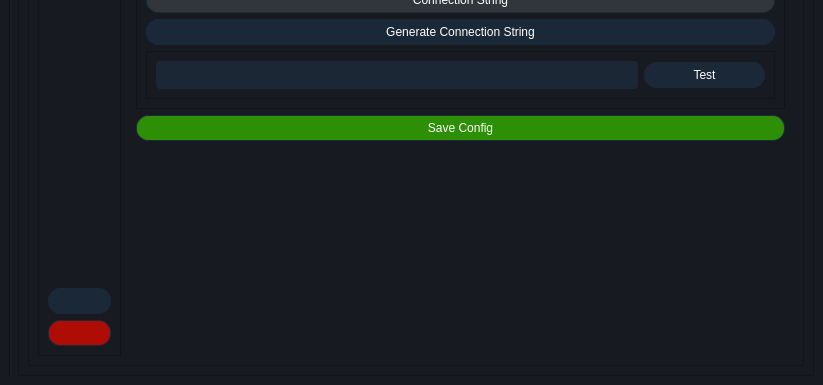
This is UI/base_qt_ui/MainWindow_multiPage.ui in thatStrangeGuy/AutoDoc_Parser as Qt 5 draws it before an edit; both pictures show x 0 to 823 and y 337 to 722 of the 823 by 722 pixel window. The edited form follows.
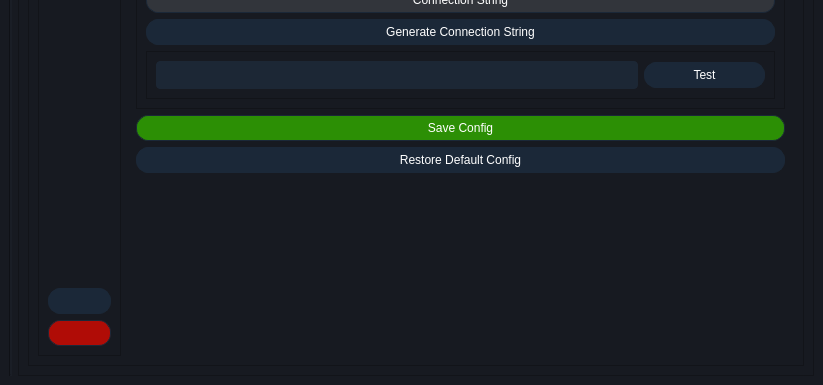
This is the edited form. The open tabs and pages were chosen to show the change. Icons and pictures are not drawn.

Commit message: approved msg controller, created Function wrapper and config controller, also MainWindow gets further update for fist page logic

Diff of the .ui file:
```diff
--- a/UI/base_qt_ui/MainWindow_multiPage.ui
+++ b/UI/base_qt_ui/MainWindow_multiPage.ui
@@ -1999,6 +1999,23 @@
                 </property>
                </widget>
               </item>
+              <item>
+               <widget class="QPushButton" name="DatabaseEditRestoreDefault_Button">
+                <property name="sizePolicy">
+                 <sizepolicy hsizetype="Preferred" vsizetype="Fixed">
+                  <horstretch>2</horstretch>
+                  <verstretch>0</verstretch>
+                 </sizepolicy>
+                </property>
+                <property name="text">
+                 <string>Restore Default Config</string>
+                </property>
+                <property name="icon">
+                 <iconset resource="icons.qrc">
+                  <normaloff>:/file_open/icons/icons8-reload-100.png</normaloff>:/file_open/icons/icons8-reload-100.png</iconset>
+                </property>
+               </widget>
+              </item>
               <item>
                <spacer name="verticalSpacer_3">
                 <property name="orientation">
```
Left out of the diff: 6 changed lines with no effect on the pictures. The commit also changes 12 other files.
